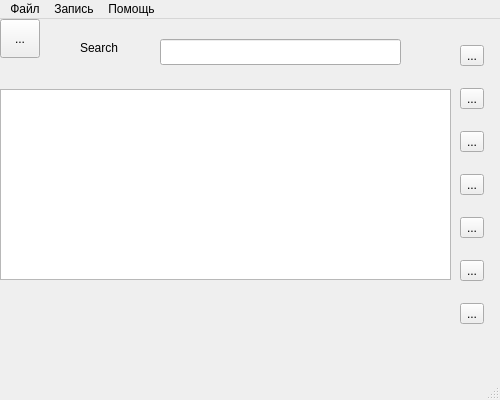
Qt form OOP/kurs/kurs/mainwindow.ui (Dimoooooooonn/Study) before a commit.
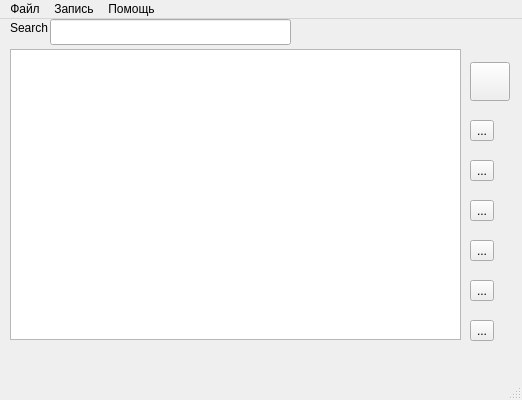
The same form after that commit. Icons and pictures are not drawn.

Diff of the .ui file:
```diff
--- a/OOP/kurs/kurs/mainwindow.ui
+++ b/OOP/kurs/kurs/mainwindow.ui
@@ -6,7 +6,7 @@
    <rect>
     <x>0</x>
     <y>0</y>
-    <width>500</width>
+    <width>522</width>
     <height>400</height>
    </rect>
   </property>
@@ -23,8 +23,8 @@
    <widget class="QLabel" name="label">
     <property name="geometry">
      <rect>
-      <x>80</x>
-      <y>20</y>
+      <x>10</x>
+      <y>0</y>
       <width>66</width>
       <height>18</height>
      </rect>
@@ -36,18 +36,18 @@
    <widget class="QTableWidget" name="tableWidget">
     <property name="geometry">
      <rect>
-      <x>0</x>
-      <y>70</y>
+      <x>10</x>
+      <y>30</y>
       <width>451</width>
-      <height>191</height>
+      <height>291</height>
      </rect>
     </property>
    </widget>
    <widget class="QLineEdit" name="lineEdit">
     <property name="geometry">
      <rect>
-      <x>160</x>
-      <y>20</y>
+      <x>50</x>
+      <y>0</y>
       <width>241</width>
       <height>26</height>
      </rect>
@@ -57,7 +57,7 @@
     <property name="geometry">
      <rect>
       <x>10</x>
-      <y>280</y>
+      <y>330</y>
       <width>221</width>
       <height>18</height>
      </rect>
@@ -66,35 +66,12 @@
      <string/>
     </property>
    </widget>
-   <widget class="QToolButton" name="toolButton_Exit">
-    <property name="geometry">
-     <rect>
-      <x>0</x>
-      <y>0</y>
-      <width>40</width>
-      <height>39</height>
-     </rect>
-    </property>
-    <property name="text">
-     <string>...</string>
-    </property>
-    <property name="icon">
-     <iconset theme="printer-error">
-      <normaloff>.</normaloff>.</iconset>
-    </property>
-    <property name="iconSize">
-     <size>
-      <width>32</width>
-      <height>32</height>
-     </size>
-    </property>
-   </widget>
    <widget class="QWidget" name="verticalLayoutWidget">
     <property name="geometry">
      <rect>
-      <x>460</x>
-      <y>10</y>
-      <width>41</width>
+      <x>470</x>
+      <y>30</y>
+      <width>42</width>
       <height>311</height>
      </rect>
     </property>
@@ -102,7 +79,7 @@
      <item>
       <widget class="QToolButton" name="toolButton_Edit">
        <property name="text">
-        <string>...</string>
+        <string/>
        </property>
        <property name="icon">
         <iconset theme="accessories-text-editor">
@@ -226,8 +203,8 @@
     <rect>
      <x>0</x>
      <y>0</y>
-     <width>500</width>
-     <height>23</height>
+     <width>522</width>
+     <height>21</height>
     </rect>
    </property>
    <widget class="QMenu" name="menuggggg">
```
Left out of the diff: 21 changed lines with no effect on the pictures.
